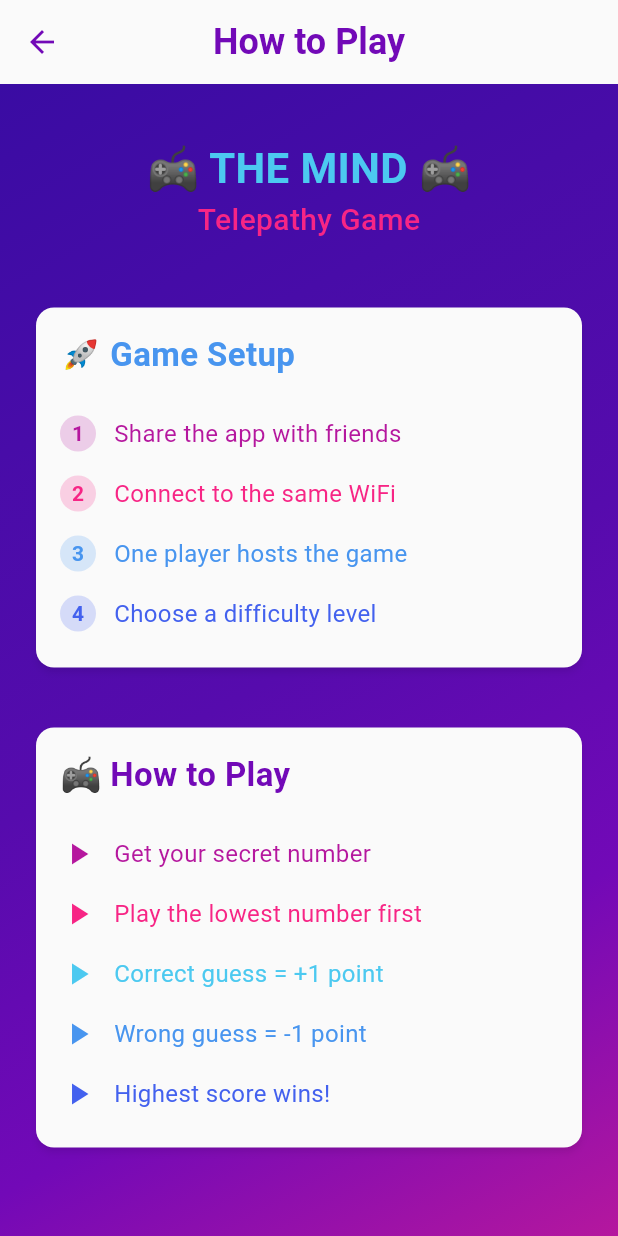
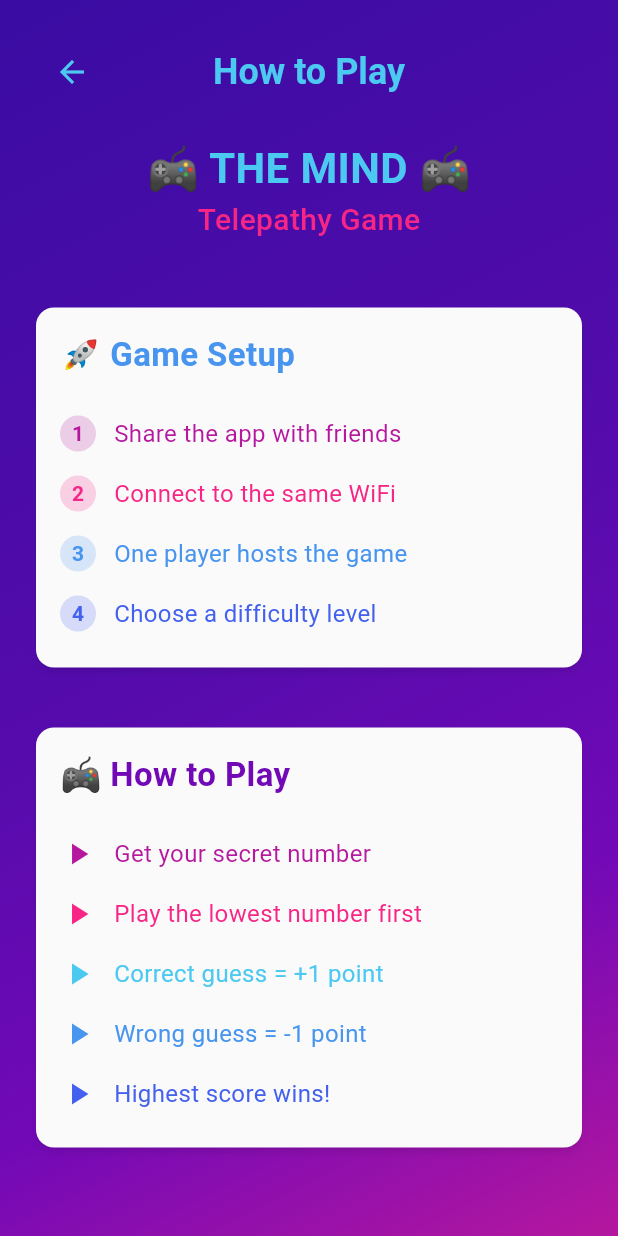
Before and after one commit to robogamer9849/flutter-the-mind, a Flutter app: the HelpScreen screen opened directly, on a phone screen of 412 x 824 dp. Run offline on Flutter 3.47's test engine with Material 3 defaults, Android fonts, the phone set to English and light mode, and no system bars; Roboto replaces fonts that are missing (Poppins); project files that could hold a hidden picture were left out.

Commit message:
made app bars look better

```diff
--- a/lib/screens/help.dart
+++ b/lib/screens/help.dart
@@ -12,16 +12,6 @@ class _HelpScreenState extends State<HelpScreen> {
   @override
   Widget build(BuildContext context) {
     return Scaffold(
-      appBar: AppBar(
-        title: const Text(
-          'How to Play',
-          style: TextStyle(fontWeight: FontWeight.bold, fontSize: 24),
-        ),
-        elevation: 0,
-        backgroundColor: Colors.grey.shade50,
-        foregroundColor: magenta,
-        centerTitle: true,
-      ),
       body: Container(
         height: 3000,
         decoration: const BoxDecoration(
@@ -38,12 +28,23 @@ class _HelpScreenState extends State<HelpScreen> {
           ),
         ),
         child: SingleChildScrollView(
+
           physics: const BouncingScrollPhysics(),
           child: Padding(
             padding: const EdgeInsets.all(20),
             child: Column(
               crossAxisAlignment: CrossAxisAlignment.start,
               children: [
+                AppBar(
+                  title: const Text(
+                    'How to Play',
+                    style: TextStyle(fontWeight: FontWeight.bold, fontSize: 24),
+                  ),
+                  elevation: 0,
+                  foregroundColor: lightBlue,
+                  centerTitle: true,
+                  backgroundColor: Colors.transparent,
+                ),
                 _buildHeader(),
                 const SizedBox(height: 24),
                 _buildSetupSection(),
```
Also changed, not shown: lib/main.dart (+4 -4 lines), lib/screens/game.dart (+25 -24 lines).
